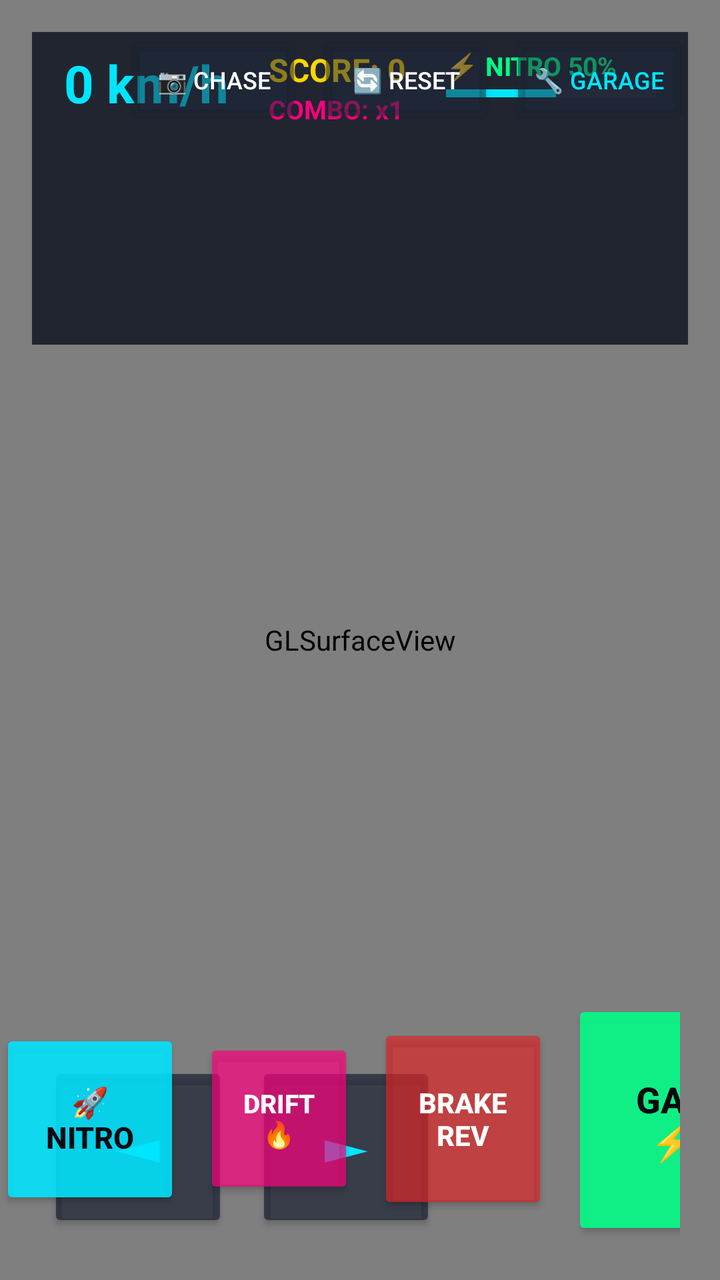
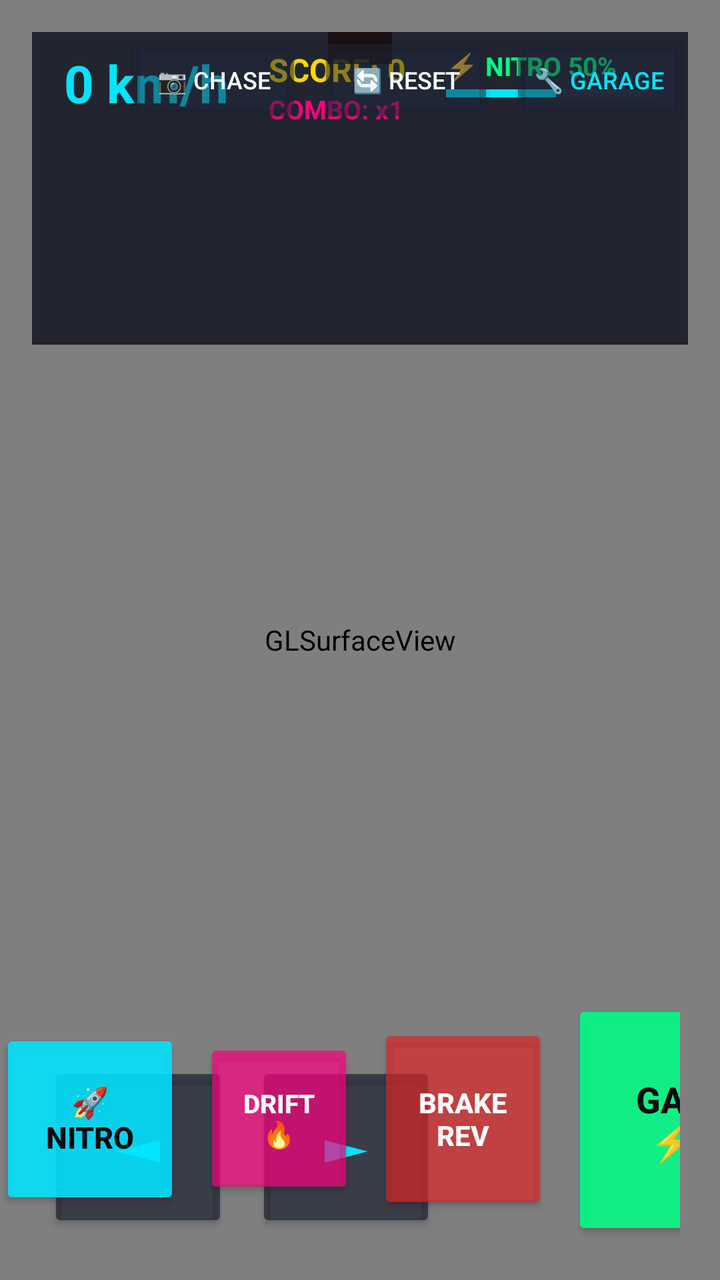

Before-and-after screenshots of an Android layout around one commit, followed by the original layout XML and the change that was made.
<!-- AndroidManifest.xml: application theme Theme.OpenWorld3DRacer -->
<!-- res/layout/activity_drive.xml -->
<?xml version="1.0" encoding="utf-8"?>
<RelativeLayout xmlns:android="http://schemas.android.com/apk/res/android"
    android:layout_width="match_parent"
    android:layout_height="match_parent"
    android:background="@color/black">

    
    <android.opengl.GLSurfaceView
        android:id="@+id/glSurfaceDrive"
        android:layout_width="match_parent"
        android:layout_height="match_parent" />

    
    <LinearLayout
        android:layout_width="wrap_content"
        android:layout_height="wrap_content"
        android:layout_alignParentTop="true"
        android:layout_alignParentStart="true"
        android:layout_margin="16dp"
        android:background="#CC0A0F1D"
        android:orientation="horizontal"
        android:paddingHorizontal="16dp"
        android:paddingVertical="8dp">

        
        <TextView
            android:id="@+id/tvSpeedometer"
            android:layout_width="wrap_content"
            android:layout_height="wrap_content"
            android:text="0 km/h"
            android:textColor="#00E5FF"
            android:textSize="26sp"
            android:textStyle="bold" />

        
        <LinearLayout
            android:layout_width="wrap_content"
            android:layout_height="wrap_content"
            android:layout_marginStart="20dp"
            android:orientation="vertical">

            <TextView
                android:id="@+id/tvScore"
                android:layout_width="wrap_content"
                android:layout_height="wrap_content"
                android:text="SCORE: 0"
                android:textColor="#FFD600"
                android:textSize="16sp"
                android:textStyle="bold" />

            <TextView
                android:id="@+id/tvCombo"
                android:layout_width="wrap_content"
                android:layout_height="wrap_content"
                android:text="COMBO: x1"
                android:textColor="#FF007F"
                android:textSize="13sp"
                android:textStyle="bold" />
        </LinearLayout>

        
        <LinearLayout
            android:layout_width="wrap_content"
            android:layout_height="wrap_content"
            android:layout_marginStart="20dp"
            android:orientation="vertical">

            <TextView
                android:id="@+id/tvNitroLabel"
                android:layout_width="wrap_content"
                android:layout_height="wrap_content"
                android:text="⚡ NITRO 50%"
                android:textColor="#00FF88"
                android:textSize="13sp"
                android:textStyle="bold" />

            <ProgressBar
                android:id="@+id/pbNitro"
                style="?android:attr/progressBarStyleHorizontal"
                android:layout_width="110dp"
                android:layout_height="10dp"
                android:max="100"
                android:progress="50"
                android:progressTint="#00E5FF" />
        </LinearLayout>

        <TextView
            android:id="@+id/tvBatterySoc"
            android:layout_width="wrap_content"
            android:layout_height="wrap_content"
            android:layout_marginStart="18dp"
            android:text="🔋 100%"
            android:textColor="#A7F3D0"
            android:textSize="14sp"
            android:textStyle="bold" />

        <TextView
            android:id="@+id/tvSurfaceType"
            android:layout_width="wrap_content"
            android:layout_height="wrap_content"
            android:layout_marginStart="14dp"
            android:text="🛣️ ASPHALT"
            android:textColor="#94A3B8"
            android:textSize="13sp" />
    </LinearLayout>

    
    <TextView
        android:id="@+id/tvStuntBanner"
        android:layout_width="wrap_content"
        android:layout_height="wrap_content"
        android:layout_centerHorizontal="true"
        android:layout_marginTop="75dp"
        android:background="#DDFF1744"
        android:paddingHorizontal="24dp"
        android:paddingVertical="8dp"
        android:text="🚀 MEGA AIR! 1.5s (+450 PTS)"
        android:textColor="#FFFFFF"
        android:textSize="20sp"
        android:textStyle="bold"
        android:visibility="gone" />

    
    <LinearLayout
        android:layout_width="wrap_content"
        android:layout_height="wrap_content"
        android:layout_alignParentTop="true"
        android:layout_alignParentEnd="true"
        android:layout_margin="16dp"
        android:orientation="horizontal">

        <Button
            android:id="@+id/btnCamSwitch"
            android:layout_width="wrap_content"
            android:layout_height="wrap_content"
            android:backgroundTint="#801E293B"
            android:text="📷 CHASE"
            android:textColor="@color/white"
            android:textSize="12sp" />

        <Button
            android:id="@+id/btnResetCar"
            android:layout_width="wrap_content"
            android:layout_height="wrap_content"
            android:layout_marginStart="8dp"
            android:backgroundTint="#801E293B"
            android:text="🔄 RESET"
            android:textColor="@color/white"
            android:textSize="12sp" />

        <Button
            android:id="@+id/btnReturnGarage"
            android:layout_width="wrap_content"
            android:layout_height="wrap_content"
            android:layout_marginStart="8dp"
            android:backgroundTint="#801E293B"
            android:text="🔧 GARAGE"
            android:textColor="#00E5FF"
            android:textSize="12sp" />
    </LinearLayout>

    
    <LinearLayout
        android:layout_width="wrap_content"
        android:layout_height="wrap_content"
        android:layout_alignParentBottom="true"
        android:layout_alignParentStart="true"
        android:layout_marginBottom="24dp"
        android:layout_marginStart="24dp"
        android:orientation="horizontal">

        <Button
            android:id="@+id/btnSteerLeft"
            android:layout_width="90dp"
            android:layout_height="85dp"
            android:backgroundTint="#A00F172A"
            android:text="◄"
            android:textColor="#00E5FF"
            android:textSize="34sp" />

        <Button
            android:id="@+id/btnSteerRight"
            android:layout_width="90dp"
            android:layout_height="85dp"
            android:layout_marginStart="14dp"
            android:backgroundTint="#A00F172A"
            android:text="►"
            android:textColor="#00E5FF"
            android:textSize="34sp" />
    </LinearLayout>

    
    <LinearLayout
        android:layout_width="wrap_content"
        android:layout_height="wrap_content"
        android:layout_alignParentBottom="true"
        android:layout_alignParentEnd="true"
        android:layout_marginBottom="20dp"
        android:layout_marginEnd="20dp"
        android:gravity="bottom"
        android:orientation="horizontal">

        
        <Button
            android:id="@+id/btnNitro"
            android:layout_width="90dp"
            android:layout_height="90dp"
            android:layout_marginEnd="12dp"
            android:backgroundTint="#E000E5FF"
            android:text="🚀\nNITRO"
            android:textColor="#070A10"
            android:textSize="15sp"
            android:textStyle="bold" />

        
        <Button
            android:id="@+id/btnHandbrake"
            android:layout_width="75dp"
            android:layout_height="80dp"
            android:layout_marginEnd="12dp"
            android:backgroundTint="#B0FF007F"
            android:text="DRIFT\n🔥"
            android:textColor="@color/white"
            android:textSize="13sp"
            android:textStyle="bold" />

        
        <Button
            android:id="@+id/btnBrake"
            android:layout_width="85dp"
            android:layout_height="95dp"
            android:layout_marginEnd="12dp"
            android:backgroundTint="#B0DC2626"
            android:text="BRAKE\nREV"
            android:textColor="@color/white"
            android:textSize="14sp"
            android:textStyle="bold" />

        
        <Button
            android:id="@+id/btnGas"
            android:layout_width="100dp"
            android:layout_height="120dp"
            android:backgroundTint="#E000FF88"
            android:text="GAS\n⚡"
            android:textColor="#070A10"
            android:textSize="18sp"
            android:textStyle="bold" />
    </LinearLayout>
</RelativeLayout>
<!-- resources referenced by this layout -->
<resources>
  <color name="black">#FF000000</color>
  <color name="white">#FFFFFFFF</color>
  <style name="Theme.OpenWorld3DRacer" parent="Theme.Material3.DayNight.NoActionBar">
          <item name="colorPrimary">@color/neon_blue</item>
          <item name="colorSecondary">@color/neon_green</item>
          <item name="android:statusBarColor">@color/dark_bg</item>
          <item name="android:windowBackground">@color/dark_bg</item>
      </style>
  <color name="neon_blue">#00E5FF</color>
  <color name="neon_green">#00E676</color>
  <color name="dark_bg">#121212</color>
</resources>

<!-- the commit's change to res/layout/activity_drive.xml (unified diff, before → after) -->
@@ -103,6 +103,76 @@
             android:textColor="#94A3B8"
             android:textSize="13sp" />
     </LinearLayout>
+
+    
+    <LinearLayout
+        android:layout_width="wrap_content"
+        android:layout_height="wrap_content"
+        android:layout_alignParentTop="true"
+        android:layout_centerHorizontal="true"
+        android:layout_marginTop="16dp"
+        android:background="#CC1A0A0A"
+        android:orientation="vertical"
+        android:paddingHorizontal="16dp"
+        android:paddingVertical="8dp">
+
+        <TextView
+            android:id="@+id/tvHealthBar"
+            android:layout_width="wrap_content"
+            android:layout_height="wrap_content"
+            android:text="❤️ HEALTH: 100%"
+            android:textColor="#00FF88"
+            android:textSize="14sp"
+            android:textStyle="bold"
+            android:visibility="gone" />
+
+        <TextView
+            android:id="@+id/tvWantedLevel"
+            android:layout_width="wrap_content"
+            android:layout_height="wrap_content"
+            android:text="⭐ WANTED: ★☆☆☆☆"
+            android:textColor="#FFD600"
+            android:textSize="14sp"
+            android:textStyle="bold"
+            android:visibility="gone" />
+
+        <TextView
+            android:id="@+id/tvPoliceCount"
+            android:layout_width="wrap_content"
+            android:layout_height="wrap_content"
+            android:text="🚔 POLICE: 0"
+            android:textColor="#FF1744"
+            android:textSize="14sp"
+            android:textStyle="bold"
+            android:visibility="gone" />
+
+        <TextView
+            android:id="@+id/tvChaseTime"
+            android:layout_width="wrap_content"
+            android:layout_height="wrap_content"
+            android:text="⏱️ CHASE: 0.0s"
+            android:textColor="#00E5FF"
+            android:textSize="14sp"
+            android:textStyle="bold"
+            android:visibility="gone" />
+    </LinearLayout>
+
+    
+    <TextView
+        android:id="@+id/tvTimeAttack"
+        android:layout_width="wrap_content"
+        android:layout_height="wrap_content"
+        android:layout_alignParentTop="true"
+        android:layout_centerHorizontal="true"
+        android:layout_marginTop="16dp"
+        android:background="#CC0A0F1D"
+        android:paddingHorizontal="24dp"
+        android:paddingVertical="8dp"
+        android:text="⏱️ TIME: 120.0s"
+        android:textColor="#00E5FF"
+        android:textSize="20sp"
+        android:textStyle="bold"
+        android:visibility="gone" />
 
     
     <TextView
